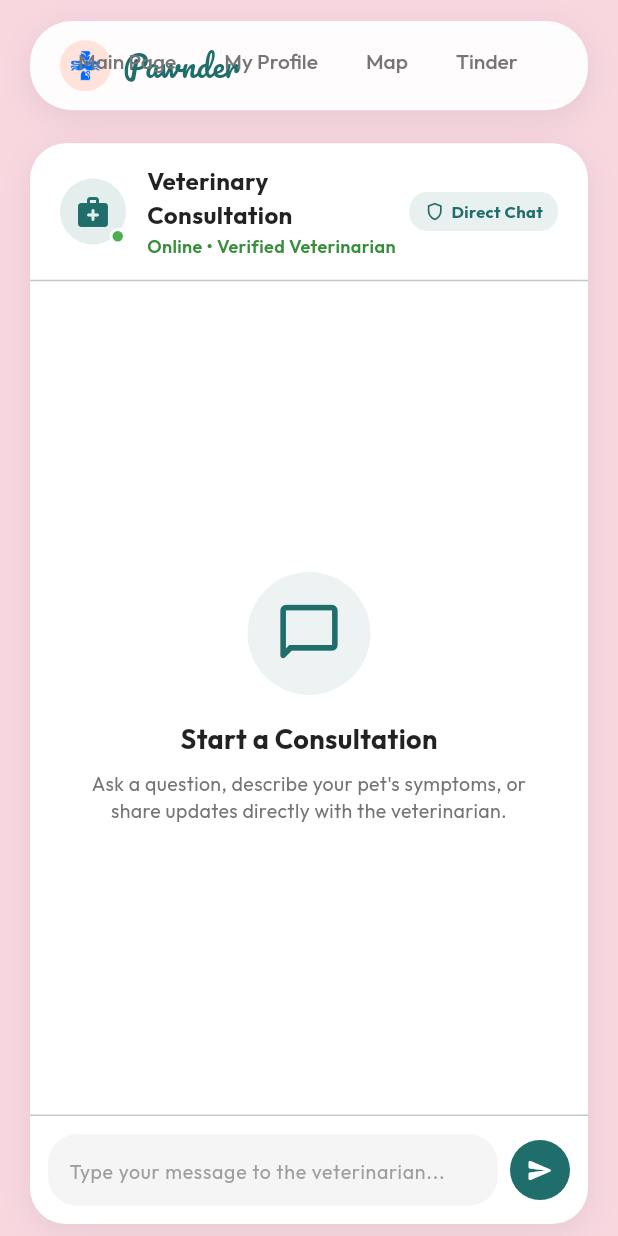
After one commit to AndyZero1/pawnder, a Flutter app: the ConsultationScreen screen opened directly, on a phone screen of 412 x 824 dp. The commit adds this screen. Run offline on Flutter 3.47's test engine with Material 3 defaults, Android fonts, the phone set to English and light mode, and no system bars; our stand-ins replace file_picker, flutter_map, geolocator, google_fonts, image_picker, latlong2 and 1 more; accounts and stored records are empty.

Commit message:
feat: add clean Consultation tab and direct vet chat screen

```diff
--- a/lib/modern_nav_bar.dart
+++ b/lib/modern_nav_bar.dart
@@ -3,6 +3,7 @@ import 'package:google_fonts/google_fonts.dart';
 import 'screens/pet_matching_screen.dart';
 import 'screens/home_screen.dart';
 import 'screens/profile_screen.dart';
+import 'screens/consultation_screen.dart';
 
 PageRouteBuilder smoothRoute(Widget page) {
   return PageRouteBuilder(
@@ -149,6 +150,20 @@ class ModernNavBar extends StatelessWidget {
                         }
                       },
                     ),
+                    const SizedBox(width: 8),
+                    _navItem(
+                      context,
+                      'Consultations',
+                      isActive: currentPage == 'Consultations',
+                      onTap: () {
+                        if (currentPage != 'Consultations') {
+                          Navigator.pushReplacement(
+                            context,
+                            smoothRoute(const ConsultationScreen()),
+                          );
+                        }
+                      },
+                    ),
                   ],
                 ),
               ),
--- /dev/null
+++ b/lib/screens/consultation_screen.dart
@@ -0,0 +1,359 @@
+import 'package:flutter/material.dart';
+import 'package:google_fonts/google_fonts.dart';
+import '../modern_nav_bar.dart';
+import '../map_screen.dart';
+
+class ConsultationScreen extends StatefulWidget {
+  const ConsultationScreen({super.key});
+
+  @override
+  State<ConsultationScreen> createState() => _ConsultationScreenState();
+}
+
+class _ConsultationScreenState extends State<ConsultationScreen> {
+  static const Color _teal = Color(0xFF1F6E6C);
+  static const Color _bgPink = Color(0xFFF8D7DF);
+
+  final TextEditingController _messageController = TextEditingController();
+  final ScrollController _chatScrollController = ScrollController();
+
+  // Messages list (empty by default - populated by user or backend API)
+  final List<Map<String, dynamic>> _messages = [];
+
+  @override
+  void dispose() {
+    _messageController.dispose();
+    _chatScrollController.dispose();
+    super.dispose();
+  }
+
+  void _sendMessage() {
+    final text = _messageController.text.trim();
+    if (text.isEmpty) return;
+
+    final now = TimeOfDay.now();
+    final minuteStr = now.minute < 10 ? '0${now.minute}' : '${now.minute}';
+    final timeStr = '${now.hour}:$minuteStr';
+
+    setState(() {
+      _messages.add({
+        'sender': 'user',
+        'text': text,
+        'time': timeStr,
+      });
+      _messageController.clear();
+    });
+
+    _scrollToBottom();
+  }
+
+  void _scrollToBottom() {
+    Future.delayed(const Duration(milliseconds: 100), () {
+      if (_chatScrollController.hasClients) {
+        _chatScrollController.animateTo(
+          _chatScrollController.position.maxScrollExtent,
+          duration: const Duration(milliseconds: 250),
+          curve: Curves.easeOut,
+        );
+      }
+    });
+  }
+
+  @override
+  Widget build(BuildContext context) {
+    return Scaffold(
+      backgroundColor: _bgPink,
+      body: SafeArea(
+        child: Column(
+          children: [
+            ModernNavBar(
+              currentPage: 'Consultations',
+              onMapTap: () => Navigator.push(
+                context,
+                smoothRoute(
+                  const MapScreen(myPets: [], userName: 'Adrian'),
+                ),
+              ),
+            ),
+            Expanded(
+              child: Padding(
+                padding: const EdgeInsets.symmetric(horizontal: 20, vertical: 8),
+                child: Center(
+                  child: ConstrainedBox(
+                    constraints: const BoxConstraints(maxWidth: 860),
+                    child: Container(
+                      decoration: BoxDecoration(
+                        color: Colors.white,
+                        borderRadius: BorderRadius.circular(24),
+                        boxShadow: [
+                          BoxShadow(
+                            color: Colors.black.withValues(alpha: 0.06),
+                            blurRadius: 18,
+                            offset: const Offset(0, 5),
+                          ),
+                        ],
+                      ),
+                      child: Column(
+                        children: [
+                          // Top Header: Veterinarian Info & Status
+                          _buildChatHeader(),
+                          const Divider(height: 1),
+
+                          // Messages Area
+                          Expanded(
+                            child: _messages.isEmpty
+                                ? _buildEmptyState()
+                                : ListView.builder(
+                                    controller: _chatScrollController,
+                                    padding: const EdgeInsets.symmetric(
+                                      horizontal: 16,
+                                      vertical: 14,
+                                    ),
+                                    itemCount: _messages.length,
+                                    itemBuilder: (context, index) {
+                                      final msg = _messages[index];
+                                      final isMe = msg['sender'] == 'user';
+                                      return _buildMessageBubble(msg, isMe);
+                                    },
+                                  ),
+                          ),
+
+                          // Input Area
+                          const Divider(height: 1),
+                          _buildChatInput(),
+                        ],
+                      ),
+                    ),
+                  ),
+                ),
+              ),
+            ),
+          ],
+        ),
+      ),
+    );
+  }
+
+  // --- TOP HEADER ---
+  Widget _buildChatHeader() {
+    return Padding(
+      padding: const EdgeInsets.symmetric(horizontal: 20, vertical: 14),
+      child: Row(
+        children: [
+          Stack(
+            children: [
+              CircleAvatar(
+                radius: 22,
+                backgroundColor: _teal.withValues(alpha: 0.12),
+                child: const Icon(
+                  Icons.medical_services_rounded,
+                  color: _teal,
+                  size: 24,
+                ),
+              ),
+              Positioned(
+                right: 0,
+                bottom: 0,
+                child: Container(
+                  width: 11,
+                  height: 11,
+                  decoration: BoxDecoration(
+                    color: Colors.green,
+                    shape: BoxShape.circle,
+                    border: Border.all(color: Colors.white, width: 2),
+                  ),
+                ),
+              ),
+            ],
+          ),
+          const SizedBox(width: 14),
+          Expanded(
+            child: Column(
+              crossAxisAlignment: CrossAxisAlignment.start,
+              children: [
+                Text(
+                  'Veterinary Consultation',
+                  style: GoogleFonts.outfit(
+                    fontWeight: FontWeight.bold,
+                    fontSize: 16,
+                    color: Colors.black87,
+                  ),
+                ),
+                Text(
+                  'Online • Verified Veterinarian',
+                  style: GoogleFonts.outfit(
+                    fontSize: 12,
+                    color: Colors.green.shade700,
+                    fontWeight: FontWeight.w600,
+                  ),
+                ),
+              ],
+            ),
+          ),
+          Container(
+            padding: const EdgeInsets.symmetric(horizontal: 10, vertical: 5),
+            decoration: BoxDecoration(
+              color: _teal.withValues(alpha: 0.1),
+              borderRadius: BorderRadius.circular(12),
+            ),
+            child: Row(
+              mainAxisSize: MainAxisSize.min,
+              children: [
+                const Icon(Icons.shield_outlined, color: _teal, size: 14),
+                const SizedBox(width: 4),
+                Text(
+                  'Direct Chat',
+                  style: GoogleFonts.outfit(
+                    color: _teal,
+                    fontWeight: FontWeight.w700,
+                    fontSize: 11,
+                  ),
+                ),
+              ],
+            ),
+          ),
+        ],
+      ),
+    );
+  }
+
+  // --- EMPTY STATE (When no messages are loaded) ---
+  Widget _buildEmptyState() {
+    return Center(
+      child: Padding(
+        padding: const EdgeInsets.all(30),
+        child: Column(
+          mainAxisAlignment: MainAxisAlignment.center,
+          children: [
+            Container(
+              padding: const EdgeInsets.all(18),
+              decoration: BoxDecoration(
+                color: _teal.withValues(alpha: 0.08),
+                shape: BoxShape.circle,
+              ),
+              child: const Icon(
+                Icons.chat_bubble_outline_rounded,
+                size: 46,
+                color: _teal,
+              ),
+            ),
+            const SizedBox(height: 16),
+            Text(
+              'Start a Consultation',
+              style: GoogleFonts.outfit(
+                fontSize: 18,
+                fontWeight: FontWeight.bold,
+                color: Colors.black87,
+              ),
+            ),
+            const SizedBox(height: 8),
+            Text(
+              'Ask a question, describe your pet\'s symptoms, or share updates directly with the veterinarian.',
+              textAlign: TextAlign.center,
+              style: GoogleFonts.outfit(
+                fontSize: 13,
+                color: Colors.grey.shade600,
+                height: 1.4,
+              ),
+            ),
+          ],
+        ),
+      ),
+    );
+  }
+
+  // --- MESSAGE BUBBLE ---
+  Widget _buildMessageBubble(Map<String, dynamic> msg, bool isMe) {
+    return Padding(
+      padding: const EdgeInsets.symmetric(vertical: 4),
+      child: Row(
+        mainAxisAlignment: isMe ? MainAxisAlignment.end : MainAxisAlignment.start,
+        crossAxisAlignment: CrossAxisAlignment.end,
+        children: [
+          if (!isMe) ...[
+            CircleAvatar(
+              radius: 14,
+              backgroundColor: _teal.withValues(alpha: 0.15),
+              child: const Icon(Icons.medical_services, size: 14, color: _teal),
+            ),
+            const SizedBox(width: 8),
+          ],
+          Flexible(
+            child: Container(
+              padding: const EdgeInsets.symmetric(horizontal: 14, vertical: 10),
+              decoration: BoxDecoration(
+                color: isMe ? _teal : Colors.grey.shade100,
+                borderRadius: BorderRadius.only(
+                  topLeft: const Radius.circular(16),
+                  topRight: const Radius.circular(16),
+                  bottomLeft: Radius.circular(isMe ? 16 : 4),
+                  bottomRight: Radius.circular(isMe ? 4 : 16),
+                ),
+              ),
+              child: Column(
+                crossAxisAlignment: isMe ? CrossAxisAlignment.end : CrossAxisAlignment.start,
+                children: [
+                  Text(
+                    msg['text'],
+                    style: GoogleFonts.outfit(
+                      fontSize: 14,
+                      color: isMe ? Colors.white : Colors.black87,
+                      height: 1.3,
+                    ),
+                  ),
+                  const SizedBox(height: 3),
+                  Text(
+                    msg['time'],
+                    style: GoogleFonts.outfit(
+                      fontSize: 10,
+                      color: isMe ? Colors.white60 : Colors.grey.shade500,
+                    ),
+                  ),
+                ],
+              ),
+            ),
+          ),
+          if (isMe) const SizedBox(width: 4),
+        ],
+      ),
+    );
+  }
+
+  // --- CHAT INPUT BAR ---
+  Widget _buildChatInput() {
+    return Padding(
+      padding: const EdgeInsets.all(12),
+      child: Row(
+        children: [
+          Expanded(
+            child: Container(
+              padding: const EdgeInsets.symmetric(horizontal: 14),
+              decoration: BoxDecoration(
+                color: Colors.grey.shade100,
+                borderRadius: BorderRadius.circular(20),
+              ),
+              child: TextField(
+                controller: _messageController,
+                onSubmitted: (_) => _sendMessage(),
+                decoration: InputDecoration(
+                  hintText: 'Type your message to the veterinarian...',
+                  hintStyle: GoogleFonts.outfit(fontSize: 13, color: Colors.grey),
+                  border: InputBorder.none,
+                ),
+              ),
+            ),
+          ),
+          const SizedBox(width: 8),
+          CircleAvatar(
+            backgroundColor: _teal,
+            radius: 20,
+            child: IconButton(
+              icon: const Icon(Icons.send_rounded, color: Colors.white, size: 18),
+              onPressed: _sendMessage,
+            ),
+          ),
+        ],
+      ),
+    );
+  }
+}
```
